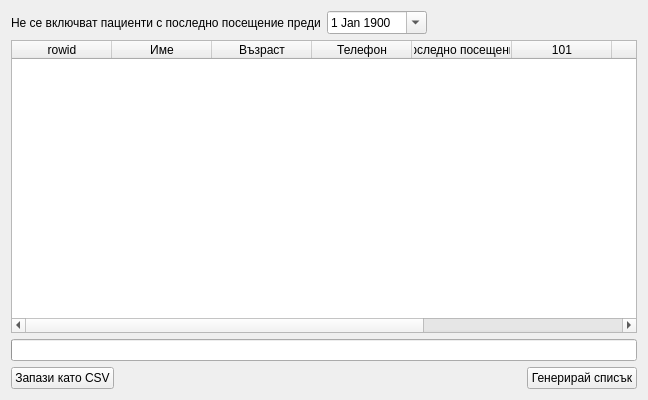
Above: src/View/Widgets/UnusedPackageView.ui from thefinalcutbg/DinoDent before the change. Below: the same form after it.
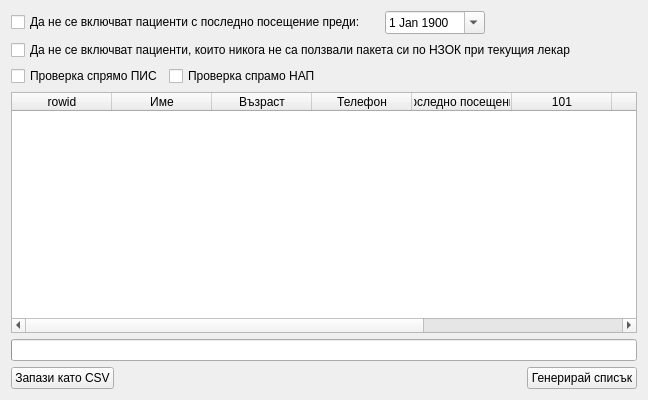
That is the form after the change. Custom widgets are drawn as their Qt base class.

Commit message: Add unused package presenter additional filters

```diff
--- a/src/View/Widgets/UnusedPackageView.ui
+++ b/src/View/Widgets/UnusedPackageView.ui
@@ -19,10 +19,17 @@
      <property name="topMargin">
       <number>0</number>
      </property>
+     <item>
+      <widget class="QCheckBox" name="lastVisitCheck">
+       <property name="text">
+        <string>Да не се включват пациенти с последно посещение преди:</string>
+       </property>
+      </widget>
+     </item>
      <item>
       <widget class="QLabel" name="label">
        <property name="text">
-        <string>Не се включват пациенти с последно посещение преди</string>
+        <string/>
        </property>
       </widget>
      </item>
@@ -42,7 +49,7 @@
        </property>
        <property name="maximumDateTime">
         <datetime>
-         <hour>19</hour>
+         <hour>5</hour>
          <minute>59</minute>
          <second>59</second>
          <year>9999</year>
@@ -91,6 +98,44 @@
      </item>
     </layout>
    </item>
+   <item>
+    <widget class="QCheckBox" name="excludeNonNhifCheck">
+     <property name="text">
+      <string>Да не се включват пациенти, които никога не са ползвали пакета си по НЗОК при текущия лекар</string>
+     </property>
+    </widget>
+   </item>
+   <item>
+    <layout class="QHBoxLayout" name="horizontalLayout_3">
+     <item>
+      <widget class="QCheckBox" name="pisCheck">
+       <property name="text">
+        <string>Проверка спрямо ПИС</string>
+       </property>
+      </widget>
+     </item>
+     <item>
+      <widget class="QCheckBox" name="nraCheck">
+       <property name="text">
+        <string>Проверка спрамо НАП</string>
+       </property>
+      </widget>
+     </item>
+     <item>
+      <spacer name="horizontalSpacer_3">
+       <property name="orientation">
+        <enum>Qt::Orientation::Horizontal</enum>
+       </property>
+       <property name="sizeHint" stdset="0">
+        <size>
+         <width>40</width>
+         <height>20</height>
+        </size>
+       </property>
+      </spacer>
+     </item>
+    </layout>
+   </item>
    <item>
     <widget class="QTableWidget" name="tableWidget">
      <property name="editTriggers">
```
Left out of the diff: 14 changed lines with no effect on the pictures. The commit also changes 5 other files.
